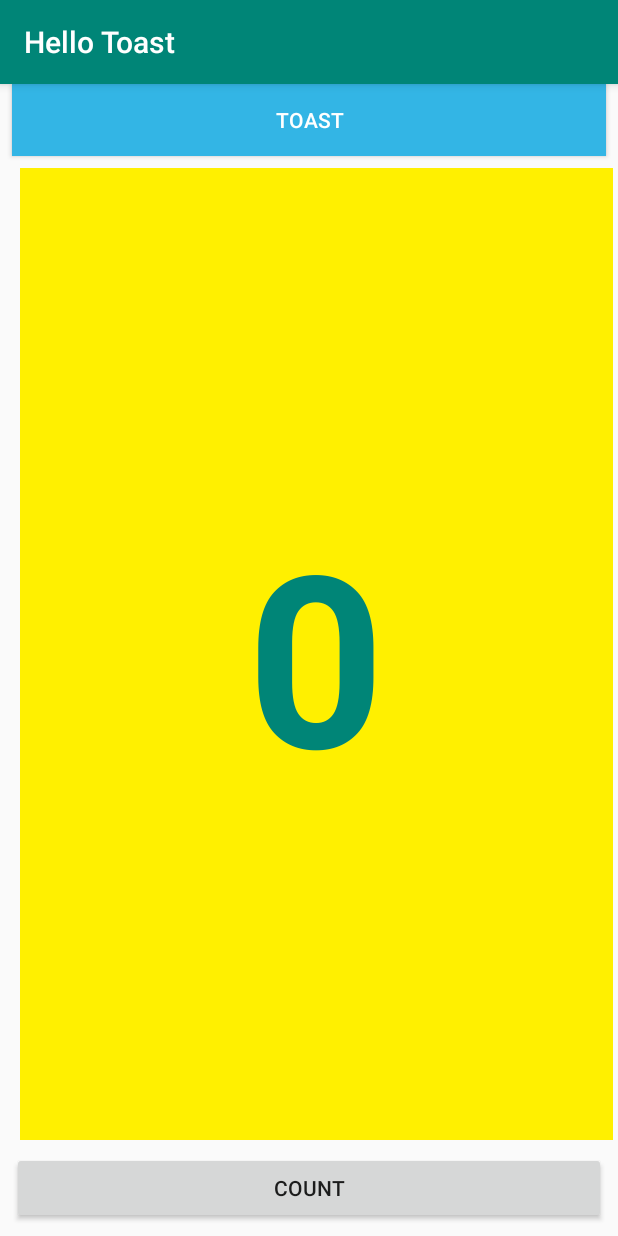
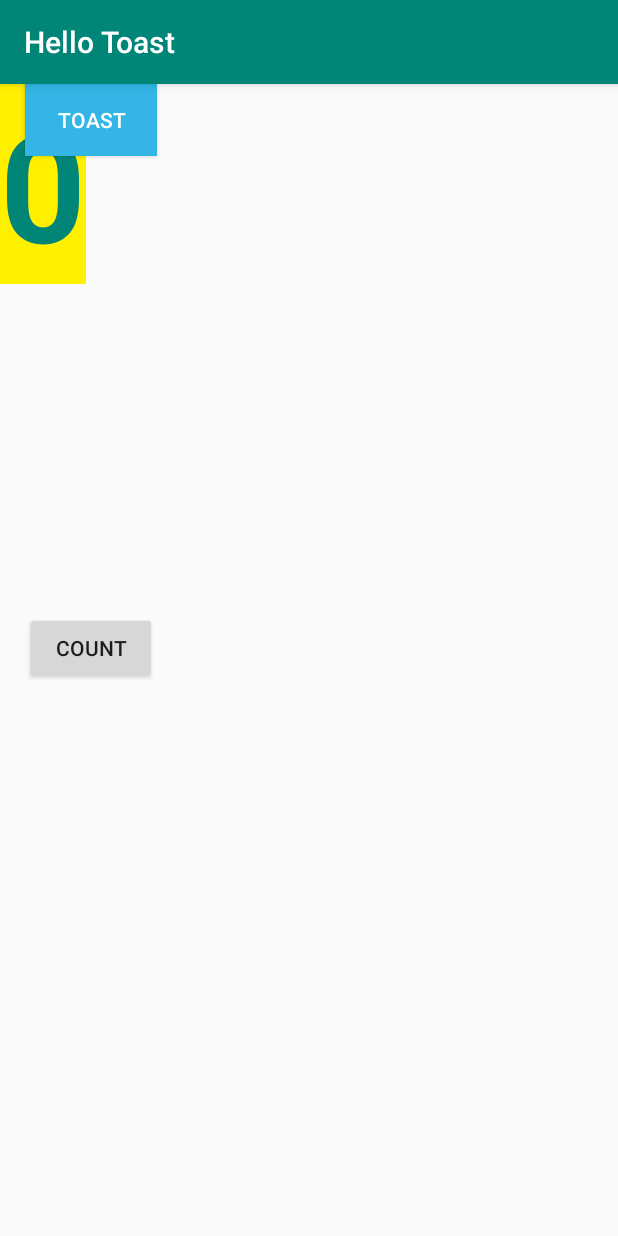
Before and after one commit to JACKSOH/HelloToast, an Android app: the screen it shows after launch (MainActivity), on a phone screen of 412 x 824 dp. Run offline under Robolectric (Android 15) with nearby library versions, the phone set to English and light mode, and no system bars.

```diff
--- a/app/src/main/res/layout/activity_main.xml
+++ b/app/src/main/res/layout/activity_main.xml
@@ -8,7 +8,7 @@
 
     <Button
         android:id="@+id/button_toast"
-        android:layout_width="0dp"
+        android:layout_width="wrap_content"
         android:layout_height="wrap_content"
         android:layout_marginStart="8dp"
         android:layout_marginLeft="8dp"
@@ -19,43 +19,38 @@
         android:text="@string/button_label_toast"
         android:textColor="@android:color/white"
         app:layout_constraintEnd_toEndOf="parent"
-        app:layout_constraintStart_toStartOf="parent" />
+        app:layout_constraintHorizontal_bias="0.028"
+        app:layout_constraintStart_toStartOf="parent"
+        tools:layout_editor_absoluteY="16dp" />
 
     <Button
         android:id="@+id/button_count"
-        android:layout_width="0dp"
+        android:layout_width="wrap_content"
         android:layout_height="wrap_content"
         android:layout_marginStart="8dp"
         android:layout_marginLeft="8dp"
         android:layout_marginEnd="8dp"
         android:layout_marginRight="8dp"
-        android:layout_marginBottom="8dp"
+        android:layout_marginBottom="368dp"
         android:onClick="countUp"
         android:text="@string/button_label_count"
         app:layout_constraintBottom_toBottomOf="parent"
         app:layout_constraintEnd_toEndOf="parent"
+        app:layout_constraintHorizontal_bias="0.028"
         app:layout_constraintStart_toStartOf="parent" />
 
     <TextView
         android:id="@+id/show_count"
-        android:layout_width="0dp"
-        android:layout_height="0dp"
-        android:layout_marginStart="13dp"
-        android:layout_marginLeft="13dp"
-        android:layout_marginTop="8dp"
-        android:layout_marginEnd="3dp"
-        android:layout_marginRight="3dp"
-        android:layout_marginBottom="8dp"
+        android:layout_width="wrap_content"
+        android:layout_height="wrap_content"
         android:background="#FFF000"
         android:gravity="center_vertical"
         android:text="@string/count_initial_value"
         android:textAlignment="center"
         android:textColor="@color/colorPrimary"
-        android:textSize="160sp"
+        android:textSize="100sp"
         android:textStyle="bold"
-        app:layout_constraintBottom_toTopOf="@+id/button_count"
-        app:layout_constraintEnd_toEndOf="parent"
-        app:layout_constraintStart_toStartOf="parent"
-        app:layout_constraintTop_toBottomOf="@+id/button_toast" />
+        tools:layout_editor_absoluteX="120dp"
+        tools:layout_editor_absoluteY="16dp" />
 
 </android.support.constraint.ConstraintLayout>
```
